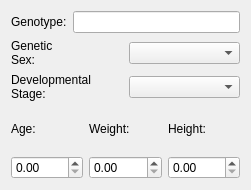
Before: the Qt Designer form src/scipyen/gui/widgets/biometricswidget.ui in ctigaret/scipyen, drawn with Qt 5.
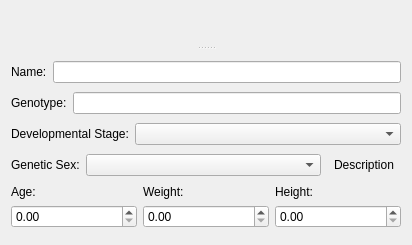
After: the same form once the commit is applied. Icons and pictures are not drawn. Custom widgets are drawn as their Qt base class.

The edit to the form file:
```diff
--- a/src/scipyen/gui/widgets/biometricswidget.ui
+++ b/src/scipyen/gui/widgets/biometricswidget.ui
@@ -6,8 +6,8 @@
    <rect>
     <x>0</x>
     <y>0</y>
-    <width>251</width>
-    <height>190</height>
+    <width>412</width>
+    <height>245</height>
    </rect>
   </property>
   <property name="windowTitle">
@@ -15,11 +15,82 @@
   </property>
   <layout class="QGridLayout" name="gridLayout">
    <item row="0" column="0">
+    <widget class="QSplitter" name="splitter">
+     <property name="orientation">
+      <enum>Qt::Orientation::Vertical</enum>
+     </property>
+     <property name="handleWidth">
+      <number>3</number>
+     </property>
+     <widget class="DataSymbolWidget" name="objectSymbolWidget" native="true">
+      <property name="sizePolicy">
+       <sizepolicy hsizetype="MinimumExpanding" vsizetype="Fixed">
+        <horstretch>0</horstretch>
+        <verstretch>0</verstretch>
+       </sizepolicy>
+      </property>
+     </widget>
+     <widget class="QWidget" name="">
     <layout class="QVBoxLayout" name="verticalLayout_4">
      <item>
-      <layout class="QHBoxLayout" name="horizontalLayout_3">
+        <widget class="DataExchangeWidget" name="dataExchangeWidget" native="true">
+         <property name="sizePolicy">
+          <sizepolicy hsizetype="MinimumExpanding" vsizetype="Fixed">
+           <horstretch>0</horstretch>
+           <verstretch>1</verstretch>
+          </sizepolicy>
+         </property>
+        </widget>
+       </item>
+       <item>
+        <layout class="QHBoxLayout" name="horizontalLayout_5">
+         <item>
+          <widget class="QLabel" name="label_6">
+           <property name="sizePolicy">
+            <sizepolicy hsizetype="Minimum" vsizetype="Minimum">
+             <horstretch>0</horstretch>
+             <verstretch>0</verstretch>
+            </sizepolicy>
+           </property>
+           <property name="text">
+            <string>Name:</string>
+           </property>
+           <property name="buddy">
+            <cstring>nameLineEdit</cstring>
+           </property>
+          </widget>
+         </item>
+         <item>
+          <widget class="LineEdit" name="nameLineEdit">
+           <property name="sizePolicy">
+            <sizepolicy hsizetype="MinimumExpanding" vsizetype="Fixed">
+             <horstretch>0</horstretch>
+             <verstretch>0</verstretch>
+            </sizepolicy>
+           </property>
+           <property name="toolTip">
+            <string>Name</string>
+           </property>
+           <property name="statusTip">
+            <string>Name</string>
+           </property>
+           <property name="whatsThis">
+            <string>Name of this Biometrics object</string>
+           </property>
+          </widget>
+         </item>
+        </layout>
+       </item>
+       <item>
+        <layout class="QHBoxLayout" name="horizontalLayout_6">
        <item>
         <widget class="QLabel" name="label">
+           <property name="sizePolicy">
+            <sizepolicy hsizetype="Minimum" vsizetype="Minimum">
+             <horstretch>0</horstretch>
+             <verstretch>0</verstretch>
+            </sizepolicy>
+           </property>
          <property name="text">
           <string>Genotype:</string>
          </property>
@@ -29,34 +100,29 @@
         </widget>
        </item>
        <item>
-        <widget class="QLineEdit" name="genotypeLineEdit"/>
-       </item>
-      </layout>
-     </item>
-     <item>
-      <layout class="QHBoxLayout" name="horizontalLayout_2">
-       <item>
-        <widget class="QLabel" name="label_2">
-         <property name="text">
-          <string>&lt;html&gt;&lt;head/&gt;&lt;body&gt;Genetic&lt;br&gt;Sex:&lt;/body&gt;&lt;/html&gt;</string>
-         </property>
-         <property name="buddy">
-          <cstring>geneticSexComboBox</cstring>
+          <widget class="LineEdit" name="genotypeLineEdit">
+           <property name="sizePolicy">
+            <sizepolicy hsizetype="MinimumExpanding" vsizetype="Fixed">
+             <horstretch>0</horstretch>
+             <verstretch>0</verstretch>
+            </sizepolicy>
          </property>
         </widget>
        </item>
-       <item>
-        <widget class="QComboBox" name="geneticSexComboBox"/>
-       </item>
       </layout>
      </item>
      <item>
       <layout class="QHBoxLayout" name="horizontalLayout">
        <item>
         <widget class="QLabel" name="label_3">
+           <property name="sizePolicy">
+            <sizepolicy hsizetype="Minimum" vsizetype="Minimum">
+             <horstretch>0</horstretch>
+             <verstretch>0</verstretch>
+            </sizepolicy>
+           </property>
          <property name="text">
-          <string>Developmental 
-Stage:</string>
+            <string>Developmental Stage:</string>
          </property>
          <property name="buddy">
           <cstring>devStageComboBox</cstring>
@@ -64,18 +130,81 @@
         </widget>
        </item>
        <item>
-        <widget class="QComboBox" name="devStageComboBox"/>
+          <widget class="QComboBox" name="devStageComboBox">
+           <property name="sizePolicy">
+            <sizepolicy hsizetype="MinimumExpanding" vsizetype="Fixed">
+             <horstretch>0</horstretch>
+             <verstretch>0</verstretch>
+            </sizepolicy>
+           </property>
+          </widget>
        </item>
       </layout>
      </item>
-    </layout>
-   </item>
-   <item row="1" column="0">
+       <item>
+        <layout class="QHBoxLayout" name="horizontalLayout_2">
+         <item>
+          <widget class="QLabel" name="label_2">
+           <property name="sizePolicy">
+            <sizepolicy hsizetype="Minimum" vsizetype="Minimum">
+             <horstretch>0</horstretch>
+             <verstretch>0</verstretch>
+            </sizepolicy>
+           </property>
+           <property name="text">
+            <string>Genetic Sex:</string>
+           </property>
+           <property name="buddy">
+            <cstring>geneticSexComboBox</cstring>
+           </property>
+          </widget>
+         </item>
+         <item>
+          <widget class="QComboBox" name="geneticSexComboBox">
+           <property name="sizePolicy">
+            <sizepolicy hsizetype="MinimumExpanding" vsizetype="Fixed">
+             <horstretch>0</horstretch>
+             <verstretch>0</verstretch>
+            </sizepolicy>
+           </property>
+          </widget>
+         </item>
+         <item>
+          <widget class="QToolButton" name="descriptionToolButton">
+           <property name="toolTip">
+            <string>Edit description</string>
+           </property>
+           <property name="statusTip">
+            <string>Edit description</string>
+           </property>
+           <property name="whatsThis">
+            <string>Edit description</string>
+           </property>
+           <property name="text">
+            <string>Description</string>
+           </property>
+           <property name="icon">
+            <iconset theme="description"/>
+           </property>
+           <property name="autoRaise">
+            <bool>true</bool>
+           </property>
+          </widget>
+         </item>
+        </layout>
+       </item>
+       <item>
     <layout class="QHBoxLayout" name="horizontalLayout_4">
      <item>
       <layout class="QVBoxLayout" name="verticalLayout">
        <item>
         <widget class="QLabel" name="ageLabel">
+             <property name="sizePolicy">
+              <sizepolicy hsizetype="Preferred" vsizetype="Fixed">
+               <horstretch>0</horstretch>
+               <verstretch>0</verstretch>
+              </sizepolicy>
+             </property>
          <property name="text">
           <string>Age:</string>
          </property>
@@ -93,6 +222,12 @@
       <layout class="QVBoxLayout" name="verticalLayout_2">
        <item>
         <widget class="QLabel" name="label_4">
+             <property name="sizePolicy">
+              <sizepolicy hsizetype="Preferred" vsizetype="Fixed">
+               <horstretch>0</horstretch>
+               <verstretch>0</verstretch>
+              </sizepolicy>
+             </property>
          <property name="text">
           <string>Weight:</string>
          </property>
@@ -110,6 +245,12 @@
       <layout class="QVBoxLayout" name="verticalLayout_3">
        <item>
         <widget class="QLabel" name="label_5">
+             <property name="sizePolicy">
+              <sizepolicy hsizetype="Preferred" vsizetype="Fixed">
+               <horstretch>0</horstretch>
+               <verstretch>0</verstretch>
+              </sizepolicy>
+             </property>
          <property name="text">
           <string>Height:</string>
          </property>
@@ -127,12 +268,33 @@
    </item>
   </layout>
  </widget>
+    </widget>
+   </item>
+  </layout>
+ </widget>
  <customwidgets>
   <customwidget>
    <class>QuantitySpinBox</class>
    <extends>QDoubleSpinBox</extends>
    <header location="global">gui.widgets.small_widgets</header>
   </customwidget>
+  <customwidget>
+   <class>LineEdit</class>
+   <extends>QLineEdit</extends>
+   <header location="global">gui.widgets.small_widgets</header>
+  </customwidget>
+  <customwidget>
+   <class>DataExchangeWidget</class>
+   <extends>QWidget</extends>
+   <header location="global">gui.widgets.dataexchangewidget</header>
+   <container>1</container>
+  </customwidget>
+  <customwidget>
+   <class>DataSymbolWidget</class>
+   <extends>QWidget</extends>
+   <header location="global">gui.widgets.datasymbolwidget</header>
+   <container>1</container>
+  </customwidget>
  </customwidgets>
  <resources/>
  <connections/>
```
Lines whose indentation alone changed are shown as unchanged.
